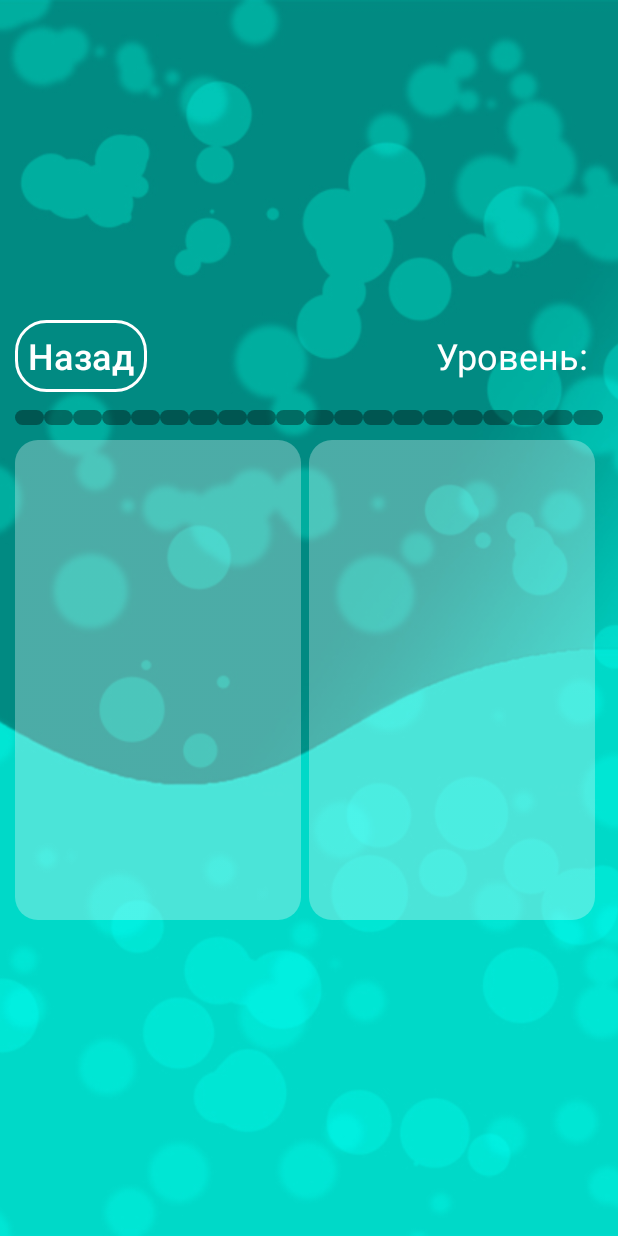
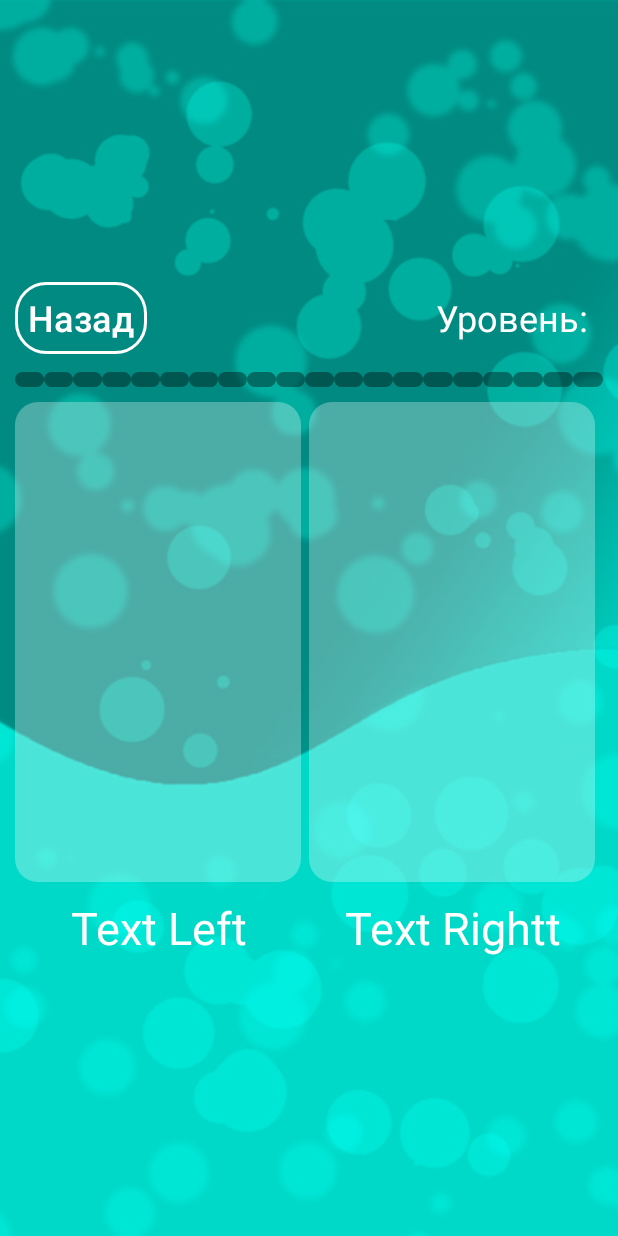
Before and after one commit to IkromR/QuizBrain, an Android app: the Level1 screen opened directly, with no data from a screen before it, on a phone screen of 412 x 824 dp. Run offline under Robolectric (Android 15) with nearby library versions, the light colour scheme and no system bars.

Commit message:
first level in my game application (fifth part)

```diff
--- a/app/src/main/res/layout/universal.xml
+++ b/app/src/main/res/layout/universal.xml
@@ -237,6 +237,35 @@
                     android:src="@drawable/imgtest"
                     />
             </LinearLayout>
+
+            <LinearLayout
+                android:id="@+id/line4"
+                android:layout_width="match_parent"
+                android:layout_height="match_parent"
+                android:layout_marginTop="10dp"
+                android:orientation="horizontal">
+                <TextView
+                    android:id="@+id/text_left"
+                    android:layout_width="match_parent"
+                    android:layout_height="wrap_content"
+                    android:text="Text Left"
+                    android:textColor="@color/white"
+                    android:textSize="30sp"
+                    android:layout_marginRight="5dp"
+                    android:layout_weight="1"
+                    android:gravity="center" />
+
+                <TextView
+                    android:id="@+id/text_rigtht"
+                    android:layout_width="match_parent"
+                    android:layout_height="wrap_content"
+                    android:text="Text Rightt"
+                    android:textColor="@color/white"
+                    android:textSize="30sp"
+                    android:layout_marginRight="5dp"
+                    android:layout_weight="1"
+                    android:gravity="center" />
+            </LinearLayout>
         </LinearLayout>
     </LinearLayout>
 </RelativeLayout>
```
